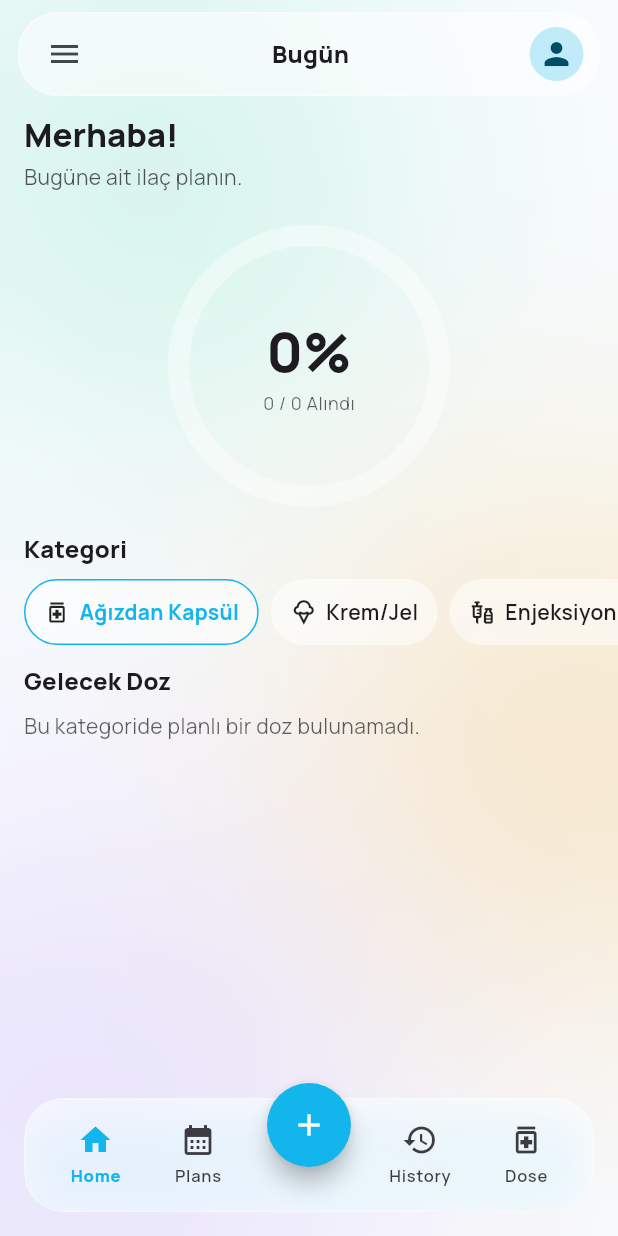
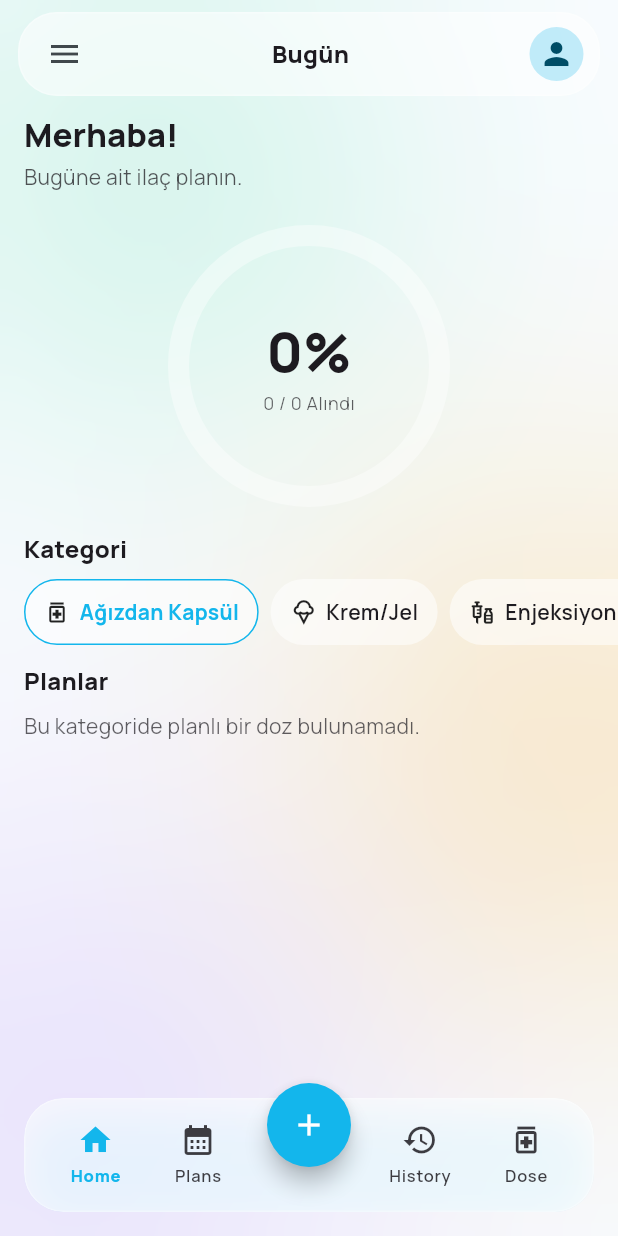
Before and after one commit to enesarat/sifakapp, a Flutter app: the screen it shows after launch, on a phone screen of 412 x 824 dp. Run offline on Flutter 3.47's test engine with Material 3 defaults, Android fonts, the phone set to English and light mode, and no system bars; our stand-ins replace awesome_notifications, flutter_bloc, flutter_local_notifications, flutter_timezone, get_it, go_router and 5 more; missing offline and left inert: workmanager; accounts and stored records are empty.

Commit message:
Contains: Refactor Medication Dashboard to include a horizontally scrollable list of upcoming plans; update UI text and improve state management for better user experience.

```diff
--- a/lib/features/medication_reminder/presentation/pages/dashboard/medication_dashboard_page.dart
+++ b/lib/features/medication_reminder/presentation/pages/dashboard/medication_dashboard_page.dart
@@ -145,12 +145,12 @@ class _MedicationDashboardPageState extends State<MedicationDashboardPage> {
                         ),
                 ),
 
-                // Upcoming dose
+                // Upcoming dose / Plans list
                 Padding(
                   padding: const EdgeInsets.fromLTRB(16, 12, 16, 8),
-                  child: Text('Gelecek Doz', style: Theme.of(context).textTheme.titleMedium?.copyWith(fontWeight: FontWeight.w800)),
+                  child: Text('Planlar', style: Theme.of(context).textTheme.titleMedium?.copyWith(fontWeight: FontWeight.w800)),
                 ),
-                _UpcomingDoseCard(selectedKey: _selectedKey),
+                _UpcomingDoseList(selectedKey: _selectedKey),
                 const SizedBox(height: 100),
               ],
             ),
@@ -298,12 +298,12 @@ class _UpcomingDoseCard extends StatelessWidget {
   @override
   Widget build(BuildContext context) {
     return BlocBuilder<MedicationBloc, st.MedicationState>(builder: (context, state) {
-      if (state is! st.MedicationLoaded || selectedKey == null) {
-        return const SizedBox.shrink();
-      }
+      if (selectedKey == null) return const SizedBox.shrink();
+      if (state is! st.MedicationLoaded) return const SizedBox.shrink();
 
       final now = DateTime.now();
-      final meds = state.medications.where((m) => _deriveCategoryKeyFromType(m.type) == selectedKey).toList();
+      final loaded = state as st.MedicationLoaded;
+      final meds = loaded.medications.where((m) => _deriveCategoryKeyFromType(m.type) == selectedKey).toList();
 
       DateTime? nextFor(Medication m) {
         final plan = PlanBuilder.buildOneOffHorizon(m, from: now, to: now.add(const Duration(days: 14)));
@@ -332,6 +332,72 @@ class _UpcomingDoseCard extends StatelessWidget {
       return Padding(
         padding: const EdgeInsets.symmetric(horizontal: 4),
         child: MedicationListItem(med: med),
+      );
+    });
+  }
+}
+
+// New horizontally scrollable list of upcoming plans for the selected category
+class _UpcomingDoseList extends StatelessWidget {
+  const _UpcomingDoseList({required this.selectedKey});
+  final MedicationCategoryKey? selectedKey;
+
+  @override
+  Widget build(BuildContext context) {
+    return BlocBuilder<MedicationBloc, st.MedicationState>(builder: (context, state) {
+      if (selectedKey == null) return const SizedBox.shrink();
+      if (state is! st.MedicationLoaded) return const SizedBox.shrink();
+
+      final now = DateTime.now();
+      final loaded = state as st.MedicationLoaded;
+      final meds = loaded.medications.where((m) => _deriveCategoryKeyFromType(m.type) == selectedKey).toList();
+
+      DateTime? nextFor(Medication m) {
+        final plan = PlanBuilder.buildOneOffHorizon(m, from: now, to: now.add(const Duration(days: 14)));
+        if (plan.oneOffs.isEmpty) return null;
+        return plan.oneOffs.first.scheduledAt;
+      }
+
+      // Sort meds by closest upcoming occurrence
+      meds.sort((a, b) {
+        final na = nextFor(a);
+        final nb = nextFor(b);
+        if (na == null && nb == null) return 0;
+        if (na == null) return 1;
+        if (nb == null) return -1;
+        return na.compareTo(nb);
+      });
+
+      if (meds.isEmpty) {
+        return Padding(
+          padding: const EdgeInsets.symmetric(horizontal: 16),
+          child: Text(
+            'Bu kategoride planlı bir doz bulunamadı.',
+            style: Theme.of(context)
+                .textTheme
+                .bodyMedium
+                ?.copyWith(color: Theme.of(context).textTheme.bodyMedium?.color?.withOpacity(0.7)),
+          ),
+        );
+      }
+
+      final screenWidth = MediaQuery.of(context).size.width;
+      final itemWidth = screenWidth - 32; // align to page padding
+
+      return Padding(
+        padding: const EdgeInsets.only(bottom: 8),
+        child: SingleChildScrollView(
+          scrollDirection: Axis.horizontal,
+          padding: const EdgeInsets.symmetric(horizontal: 4),
+          child: Row(
+            children: [
+              for (int i = 0; i < meds.length; i++) ...[
+                SizedBox(width: itemWidth, child: MedicationListItem(med: meds[i])),
+                if (i != meds.length - 1) const SizedBox(width: 8),
+              ]
+            ],
+          ),
+        ),
       );
     });
   }
```
Also changed, not shown: 1 other file.
